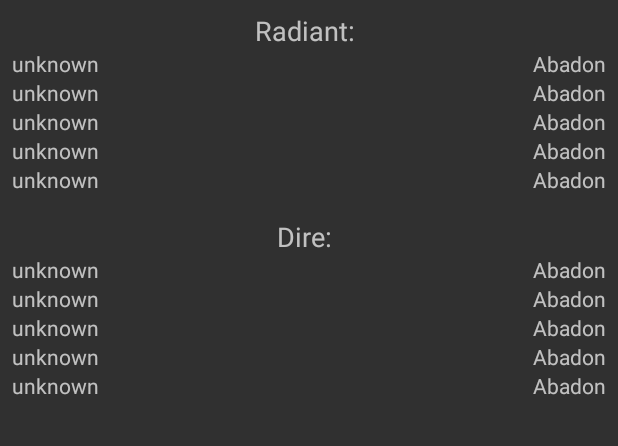
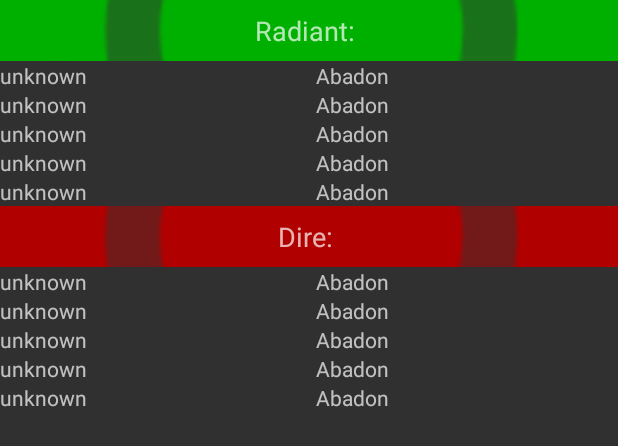
Before and after one commit to VimWizardVersace/Quickcast, an Android app: the layout dota2_team_element.xml on its own in the app's theme, with its tools: preview values and no code run, on a phone screen of 412 x 824 dp. Shown: the top 446 px of the screen. Run offline under Robolectric (Android 15) with nearby library versions, the phone set to English and light mode, and no system bars; network calls fail.

Commit message:
Update Team Element for drilldown
-Update KDA Element for drilldown
-Changed default server string

```diff
--- a/front_end/android/app/src/main/res/layout/dota2_kda_element.xml
+++ b/front_end/android/app/src/main/res/layout/dota2_kda_element.xml
@@ -3,9 +3,10 @@
 	xmlns:android="http://schemas.android.com/apk/res/android"
     android:id="@+id/tableLayout1"
     android:layout_width="fill_parent"
-    android:layout_height="match_parent"
+    android:layout_height="wrap_content"
     android:shrinkColumns="*"
     android:stretchColumns="*">
+
 
     <TableRow
         android:id="@+id/tableRadiant"
--- a/front_end/android/app/src/main/res/layout/dota2_team_element.xml
+++ b/front_end/android/app/src/main/res/layout/dota2_team_element.xml
@@ -1,14 +1,29 @@
 <?xml version="1.0" encoding="utf-8"?>
-<TableLayout xmlns:android="http://schemas.android.com/apk/res/android"
-                android:layout_width="match_parent"
-                android:layout_height="match_parent"
-             android:paddingLeft="8dp"
-             android:paddingRight="8dp"
-             android:paddingTop="8dp">
-    <TableRow
+<LinearLayout xmlns:android="http://schemas.android.com/apk/res/android"
+    xmlns:app="http://schemas.android.com/apk/res-auto"
+    xmlns:tools="http://schemas.android.com/tools"
+    android:layout_width="fill_parent"
+    android:layout_height="wrap_content"
+    android:orientation="vertical">
+
+    <RelativeLayout
+        android:layout_width="wrap_content"
         android:layout_height="wrap_content"
-        android:layout_width="match_parent"
-        android:gravity="center_horizontal">
+        android:background="@color/Green">
+
+        <ImageView
+            android:layout_width="match_parent"
+            android:src="@drawable/quickcast"
+            android:id="@+id/imageView2"
+            android:scaleType="centerCrop"
+            android:layout_height="10dp"
+            android:layout_alignBottom="@+id/tableRadiant"
+            android:layout_alignTop="@+id/tableRadiant"
+            android:layout_alignParentLeft="false"
+            android:layout_alignParentRight="false"
+            android:alpha="0.5"
+            android:tint="#333" />
+
         <TextView
             android:id="@+id/tableRadiant"
             android:layout_width="wrap_content"
@@ -16,85 +31,92 @@
             android:textAlignment="center"
             android:textAppearance="?android:attr/textAppearanceMedium"
             android:text="Radiant: "
-            android:layout_gravity="center_horizontal"/>
-
+            android:layout_gravity="center_horizontal"
+            android:paddingBottom="8dp"
+            android:paddingTop="8dp"
+            android:layout_alignParentTop="true"
+            android:layout_centerHorizontal="true" />
+    </RelativeLayout>
+<TableLayout
+    android:layout_width="wrap_content"
+    android:layout_height="wrap_content"
+    android:shrinkColumns="*"
+    android:stretchColumns="*"
+    android:gravity="center">
+    <TableRow
+        android:layout_height="wrap_content"
+        android:layout_width="wrap_content"
+        android:gravity="center_horizontal">
+        <TextView
+            android:id="@+id/r_player_0_name"
+            android:text="unknown"/>
+        <TextView
+			android:id="@+id/r_player_0_hero"
+			android:text="Abadon"/>
     </TableRow>
     <TableRow
         android:layout_height="wrap_content"
-        android:layout_width="match_parent"
+        android:layout_width="wrap_content"
         android:gravity="center_horizontal">
         <TextView
-            android:id="@+id/r_player_0_name"
-            android:text="unknown"
-            android:layout_weight="2"/>
+            android:id="@+id/r_player_1_name"
+            android:text="unknown"/>
         <TextView
-			android:id="@+id/r_player_0_hero"
-			android:text="Abadon"
-			android:layout_weight="1"
-			android:gravity="right"/>
+			android:id="@+id/r_player_1_hero"
+			android:text="Abadon"/>
     </TableRow>
     <TableRow
         android:layout_height="wrap_content"
-        android:layout_width="match_parent"
+        android:layout_width="wrap_content"
         android:gravity="center_horizontal">
         <TextView
-            android:id="@+id/r_player_1_name"
-            android:text="unknown"
-            android:layout_weight="2"/>
+            android:id="@+id/r_player_2_name"
+            android:text="unknown"/>
         <TextView
-			android:id="@+id/r_player_1_hero"
-			android:text="Abadon"
-			android:layout_weight="1"
-			android:gravity="right"/>
+			android:id="@+id/r_player_2_hero"
+			android:text="Abadon"/>
     </TableRow>
     <TableRow
         android:layout_height="wrap_content"
-        android:layout_width="match_parent"
+        android:layout_width="wrap_content"
         android:gravity="center_horizontal">
         <TextView
-            android:id="@+id/r_player_2_name"
-            android:text="unknown"
-            android:layout_weight="2"/>
+            android:id="@+id/r_player_3_name"
+            android:text="unknown"/>
         <TextView
-			android:id="@+id/r_player_2_hero"
-			android:text="Abadon"
-			android:layout_weight="1"
-			android:gravity="right"/>
+			android:id="@+id/r_player_3_hero"
+			android:text="Abadon"/>
     </TableRow>
     <TableRow
         android:layout_height="wrap_content"
-        android:layout_width="match_parent"
-        android:gravity="center_horizontal">
-        <TextView
-            android:id="@+id/r_player_3_name"
-            android:text="unknown"
-            android:layout_weight="2"/>
-        <TextView
-			android:id="@+id/r_player_3_hero"
-			android:text="Abadon"
-			android:layout_weight="1"
-			android:gravity="right"/>
-    </TableRow>
-    <TableRow
-        android:layout_height="wrap_content"
-        android:layout_width="match_parent"
+        android:layout_width="wrap_content"
         android:gravity="center_horizontal">
         <TextView
             android:id="@+id/r_player_4_name"
-            android:text="unknown"
-            android:layout_weight="2"/>
+            android:text="unknown"/>
         <TextView
 			android:id="@+id/r_player_4_hero"
-			android:text="Abadon"
-			android:layout_weight="1"
-			android:gravity="right"/>
+			android:text="Abadon"/>
     </TableRow>
+    </TableLayout>
 
-    <TableRow
-        android:layout_height="wrap_content"
+    <RelativeLayout
         android:layout_width="match_parent"
-        android:gravity="center_horizontal"
-        android:paddingTop="16dp">
+        android:layout_height="match_parent"
+        android:background="@color/Red">
+
+        <ImageView
+            android:layout_width="match_parent"
+            android:layout_height="wrap_content"
+            android:src="@drawable/quickcast"
+            android:id="@+id/imageView3"
+            android:layout_alignBottom="@+id/tableDire"
+            android:layout_alignTop="@+id/tableDire"
+            android:layout_centerHorizontal="true"
+            android:scaleType="centerCrop"
+            android:alpha="0.5"
+            android:tint="#333" />
+
         <TextView
             android:id="@+id/tableDire"
             android:layout_width="wrap_content"
@@ -102,79 +124,78 @@
             android:textAlignment="center"
             android:textAppearance="?android:attr/textAppearanceMedium"
             android:text="Dire: "
-            android:layout_gravity="center_horizontal"/>
+            android:layout_gravity="center_horizontal"
+            android:layout_alignParentTop="true"
+            android:layout_centerHorizontal="true"
+            android:paddingTop="8dp"
+            android:paddingBottom="8dp" />
+    </RelativeLayout>
 
-    </TableRow>
+    <TableLayout
+        android:layout_width="fill_parent"
+        android:layout_height="wrap_content"
+        android:shrinkColumns="*"
+        android:stretchColumns="*">
     <TableRow
         android:layout_height="wrap_content"
-        android:layout_width="match_parent"
+        android:layout_width="wrap_content"
         android:gravity="center_horizontal">
         <TextView
             android:id="@+id/d_player_0_name"
             android:text="unknown"
-            android:layout_weight="2"/>
+            android:layout_width="wrap_content"
+            android:layout_height="wrap_content" />
         <TextView
 			android:id="@+id/d_player_0_hero"
 			android:text="Abadon"
-			android:layout_weight="1"
 			android:layout_width="wrap_content"
-			android:layout_height="wrap_content"
-			android:gravity="right"/>
+			android:layout_height="wrap_content"/>
     </TableRow>
     <TableRow
         android:layout_height="wrap_content"
-        android:layout_width="match_parent"
+        android:layout_width="wrap_content"
         android:gravity="center_horizontal">
         <TextView
             android:id="@+id/d_player_1_name"
-            android:text="unknown"
-            android:layout_weight="2"/>
+            android:text="unknown"/>
         <TextView
 			android:id="@+id/d_player_1_hero"
-			android:text="Abadon"
-			android:layout_weight="1"
-			android:gravity="right"/>
+			android:text="Abadon"/>
     </TableRow>
     <TableRow
         android:layout_height="wrap_content"
-        android:layout_width="match_parent"
+        android:layout_width="wrap_content"
         android:gravity="center_horizontal">
         <TextView
             android:id="@+id/d_player_2_name"
             android:text="unknown"
-            android:layout_weight="2"/>
+            android:layout_height="wrap_content"
+            android:layout_width="wrap_content"/>
         <TextView
 			android:id="@+id/d_player_2_hero"
-			android:text="Abadon"
-			android:layout_weight="1"
-			android:gravity="right"/>
+			android:text="Abadon"/>
     </TableRow>
     <TableRow
         android:layout_height="wrap_content"
-        android:layout_width="match_parent"
+        android:layout_width="wrap_content"
         android:gravity="center_horizontal">
         <TextView
             android:id="@+id/d_player_3_name"
-            android:text="unknown"
-            android:layout_weight="2"/>
+            android:text="unknown"/>
         <TextView
 			android:id="@+id/d_player_3_hero"
-			android:text="Abadon"
-			android:layout_weight="1"
-			android:gravity="right"/>
+			android:text="Abadon"/>
     </TableRow>
     <TableRow
         android:layout_height="wrap_content"
-        android:layout_width="match_parent"
+        android:layout_width="wrap_content"
         android:gravity="center_horizontal">
         <TextView
             android:id="@+id/d_player_4_name"
-            android:text="unknown"
-            android:layout_weight="2"/>
+            android:text="unknown"/>
         <TextView
 			android:id="@+id/d_player_4_hero"
-			android:text="Abadon"
-			android:layout_weight="1"
-			android:gravity="right"/>
+			android:text="Abadon"/>
     </TableRow>
 </TableLayout>
+</LinearLayout>
--- a/front_end/android/app/src/main/res/values/strings.xml
+++ b/front_end/android/app/src/main/res/values/strings.xml
@@ -21,7 +21,7 @@
     <string name="action_settings">Settings</string>
     <string name="no_recent_matches">No Recent Matches</string>
 
-    <string name="default_server">http://quickcast.farkinator.c9users.io</string>
+    <string name="default_server">http://104.131.81.199:3000</string>
 
     <string name="spoofed_data">{ \"abcdefg\" : { \"start time\" : -1, \"sport\" : "DOTA2", \"teams\" : [ \"Evil Geniuses\", \"111111\", \"The Losers\", \"222222\"], \"score\" : [99, 0], \"series\" : [ 1, 0, 3]}, \"abcdefh\" : { \"start time\" : 1457477550, \"sport\" : \"DOTA2\", \"teams\" : [ \"Evil Geniuses\", \"111111\", \"The Losers\", \"222222\"], \"score\" : [10, 10],\"series\" : [ 1, 0, 3]}, \"abcdefi\" : { \"start time\" : -1, \"sport\" : \"DOTA2\", \"teams\" : [ \"Evil Geniuses\", \"111111\", \"The Losers\", \"222222\"], \"score\" : [0, 99],\"series\" : [ 1, 1, 5]}, \"abcdefj\" : { \"start time\" : -1, \"sport\" : \"DOTA2\", \"teams\" : [ \"Evil Geniuses\", \"111111\", \"The Losers\", \"222222\"], \"score\" : [0, 0],\"series\" : [ 1, 0, 3]}}</string>
 </resources>
```
